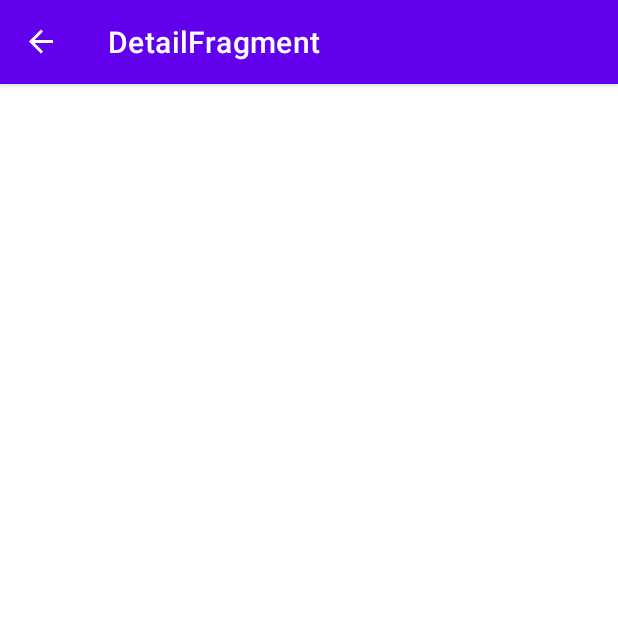
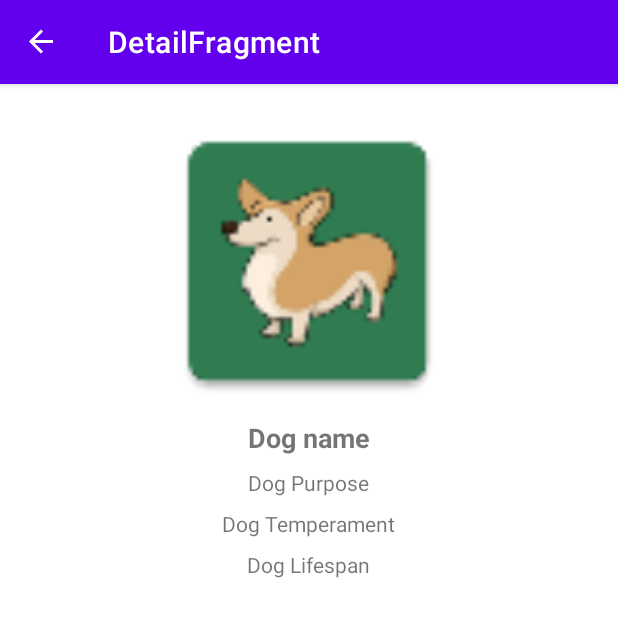
Before and after one commit to SaherAlSous/Dogs, an Android app: the DetailFragment screen opened through its navigation route, on a phone screen of 412 x 824 dp, the top half of it. Run offline under Robolectric (Android 15) with nearby library versions, the phone set to English and light mode, and no system bars; our stand-ins replace data binding, navigation-ui.

Commit message:
Initial Commit - Layout - Done

```diff
--- a/app/src/main/res/layout/fragment_detail.xml
+++ b/app/src/main/res/layout/fragment_detail.xml
@@ -3,9 +3,58 @@
     xmlns:android="http://schemas.android.com/apk/res/android"
     xmlns:app="http://schemas.android.com/apk/res-auto"
     xmlns:tools="http://schemas.android.com/tools">
-<androidx.constraintlayout.widget.ConstraintLayout
+<RelativeLayout
     android:layout_width="match_parent"
     android:layout_height="match_parent"
     tools:context=".view.DetailFragment">
-</androidx.constraintlayout.widget.ConstraintLayout>
+
+    <ImageView
+        android:id="@+id/dog_image"
+        android:layout_width="match_parent"
+        android:layout_height="wrap_content"
+        android:layout_alignParentTop="true"
+        android:src="@mipmap/ic_dog"
+        android:scaleType="fitCenter"
+        android:minHeight="200dp"/>
+
+    <TextView
+        android:id="@+id/dog_name"
+        android:layout_width="wrap_content"
+        android:layout_height="wrap_content"
+        android:layout_below="@+id/dog_image"
+        android:text="@string/dog_name_detail"
+        style="@style/Title"
+        android:layout_centerHorizontal="true"
+        android:layout_margin="4dp"/>
+
+    <TextView
+        android:id="@+id/dog_purpose"
+        android:layout_width="wrap_content"
+        android:layout_height="wrap_content"
+        android:layout_below="@+id/dog_name"
+        android:text="@string/dog_purpose"
+        style="@style/Text"
+        android:layout_centerHorizontal="true"
+        android:layout_margin="4dp"/>
+
+    <TextView
+        android:id="@+id/dog_Temperament"
+        android:layout_width="wrap_content"
+        android:layout_height="wrap_content"
+        android:layout_below="@+id/dog_purpose"
+        android:text="@string/dog_temperament"
+        style="@style/Text"
+        android:layout_centerHorizontal="true"
+        android:layout_margin="4dp"/>
+
+    <TextView
+        android:id="@+id/dog_lifespan"
+        android:layout_width="wrap_content"
+        android:layout_height="wrap_content"
+        android:layout_below="@+id/dog_Temperament"
+        android:text="@string/dog_lifespan"
+        style="@style/Text"
+        android:layout_centerHorizontal="true"
+        android:layout_margin="4dp"/>
+</RelativeLayout>
 </layout>
--- a/app/src/main/res/values/strings.xml
+++ b/app/src/main/res/values/strings.xml
@@ -6,4 +6,8 @@
     <string name="an_error_occurred_while_loading">An error occurred while loading.</string>
     <string name="dog_name">Dog name:</string>
     <string name="life_span">Life Span</string>
+    <string name="dog_name_detail">Dog name</string>
+    <string name="dog_purpose">Dog Purpose</string>
+    <string name="dog_temperament">Dog Temperament</string>
+    <string name="dog_lifespan">Dog Lifespan</string>
 </resources>
```
